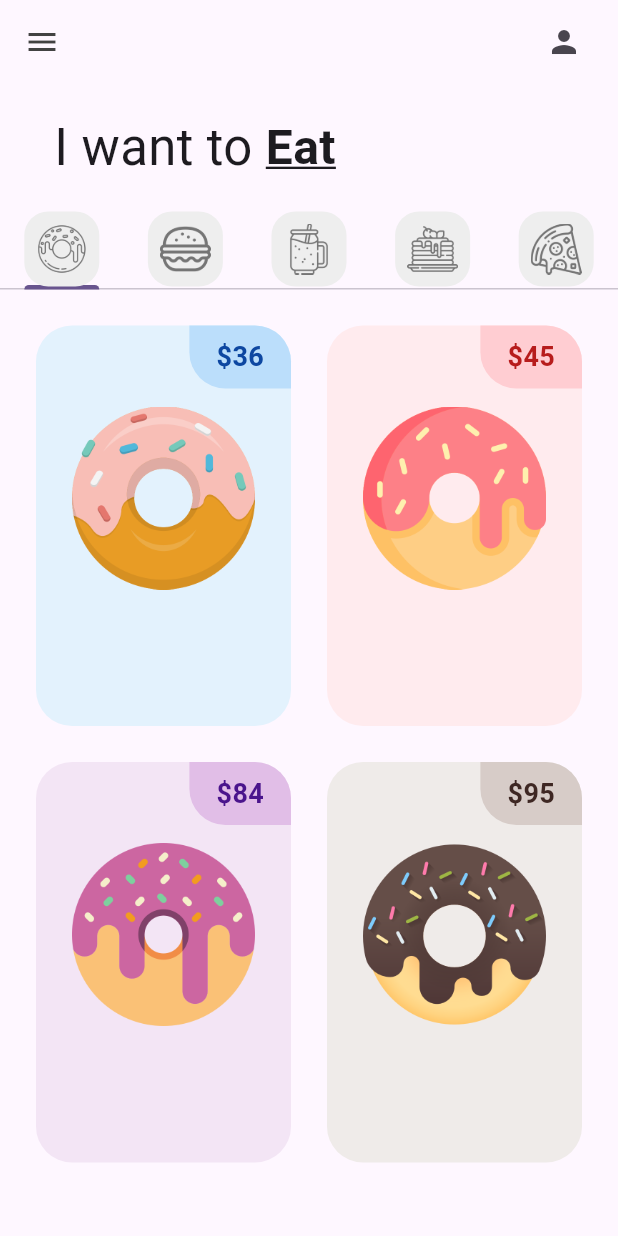
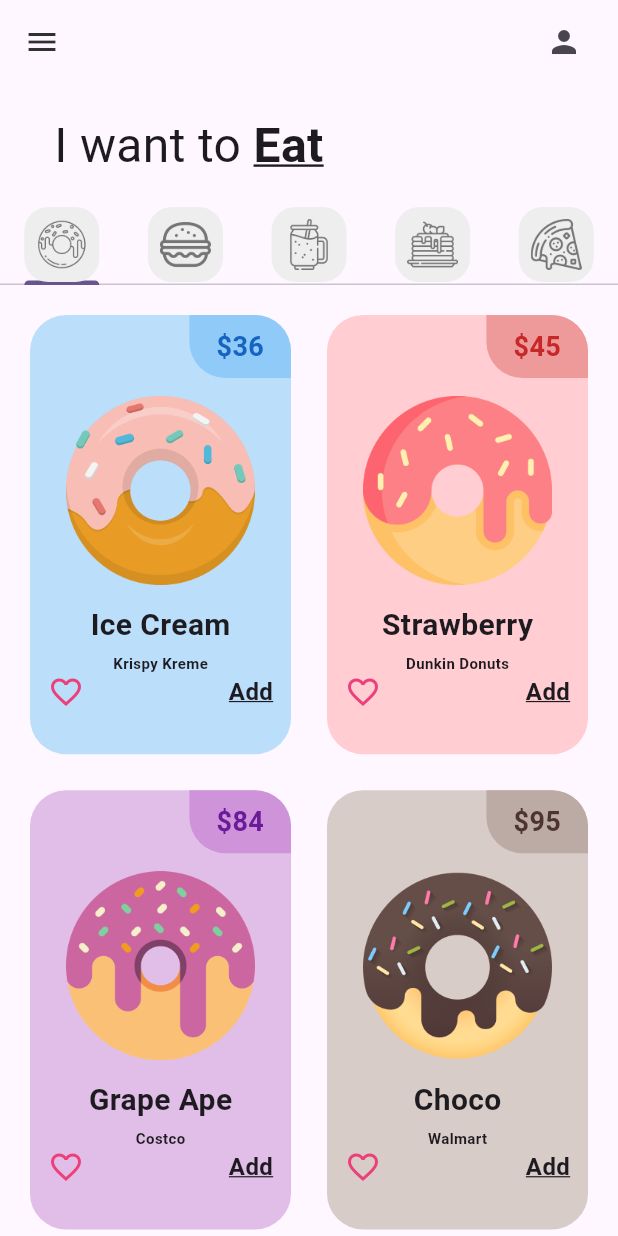
Before and after one commit to Ramos223/luis_application_2c, a Flutter app: the screen it shows after launch, on a phone screen of 412 x 824 dp. Run offline on Flutter 3.47's test engine with Material 3 defaults, Android fonts, the phone set to English and light mode, and no system bars; Roboto replaces fonts that are missing (ComicStrip).

Commit message:
DonutTile Finished

```diff
--- a/lib/pages/home_page.dart
+++ b/lib/pages/home_page.dart
@@ -14,72 +14,70 @@ class HomePage extends StatefulWidget {
 }
 
 class _HomePageState extends State<HomePage> {
-  List<Widget>  myTabs = [
-    const MyTab(iconPath: 'lib/icons/donut.png'),
-    const MyTab(iconPath: 'lib/icons/burger.png'),
-    const MyTab(iconPath: 'lib/icons/smoothie.png'),
-    const MyTab(iconPath: 'lib/icons/pancakes.png'),
-    const MyTab(iconPath: 'lib/icons/pizza.png')
+  //Lista de Tabs
+  List<Widget>  myTabs=[
+    MyTab(iconPath: 'lib/icons/donut.png'),
+    MyTab(iconPath: 'lib/icons/burger.png'),
+    MyTab(iconPath: 'lib/icons/smoothie.png'),
+    MyTab(iconPath: 'lib/icons/pancakes.png'),
+    MyTab(iconPath: 'lib/icons/pizza.png'),
   ];
+
 
   @override
   Widget build(BuildContext context) {
     return DefaultTabController(
-      length: myTabs.length,
+      length:5,
       child: Scaffold(
         appBar: AppBar(
           backgroundColor: Colors.transparent,
-          //Icono Izquierdo
+          //icono izq
           leading: Icon(
             Icons.menu,
-          color: Colors.grey[800]
+          color:Colors.grey[850],
           ),
-          //Icono Derecho
-          actions:const [
+        //icono derecho
+          actions: const[
             Padding(
               padding: EdgeInsets.only(right: 24.0),
               child: Icon(Icons.person),
             )
           ],
+
         ),
-        body: Column(
-          children: [
+        body:Column(children:newMethod,)
+      ),
+    );
+  }
+
+  List<Widget> get newMethod {
+    return [
         //Texto principal
-         const Padding(
-            padding:  EdgeInsets.symmetric(horizontal: 36, vertical: 18),
+        Padding(
+          padding: const EdgeInsets.symmetric(horizontal: 36, vertical: 18),
           child: Row(
             children: [
-                Text("I want to ",
-                style: TextStyle(
-                  //Tipografia
-                  fontFamily: "ComicStrip" ,
-                  //Tamaño de letra
-                  fontSize: 34
-                )
-                ),
-                Text("Eat",
-                style: TextStyle(
-                  //Tipografia
-                  fontFamily: "ComicStrip" ,
-                  //Tamaño de letra
-                  fontSize: 32,
-                  //Negritas
-                  fontWeight: FontWeight.bold,
-                  //Subrayado
-                  decoration: TextDecoration.underline
-                ),)
+              Text("I want to ", style: TextStyle(fontSize: 32)),
+              Text("Eat", style: TextStyle(fontSize: 32, fontWeight: FontWeight.bold, decoration: TextDecoration.underline))//Tamañ
             ],
           ),
         ),
 
+        //TabBar (Barra de pestañas)
+        TabBar(tabs: myTabs),
+        //TabBarView (Contenido de las pestañas)
+        Expanded(
+          child: TabBarView(children: [
+            DonutTab(),
+            BurgerTab(),
+            SmoothieTab(),
+            PancakesTab(),
+            PizzaTab()
+          ]),
+        ),
 
-        //Pestaña (TaBar)TabBar(tabs: myTabs),
-        TabBar(tabs: myTabs),
-        Expanded(child: TabBarView(children: [DonutTab (), BurgerTab(),PancakesTab (),PizzaTab (),SmoothieTab (),])),
-        //Contenido(Cart)
 
-          ],)
-      ),
-    );
+        //Carrito
+      ];
   }
 }
--- a/lib/tabs/donut_tab.dart
+++ b/lib/tabs/donut_tab.dart
@@ -2,42 +2,40 @@ import 'package:flutter/material.dart';
 import 'package:luis_application_2c/utils/donut_tile.dart';
 
 class DonutTab extends StatelessWidget {
-
-//Lista de donas
+  // Lista de donas
   final List donutsOnSale = [
-   // [ donutFlavor, donutPrice, donutColor, imageName ]
-   ["Ice Cream", "36", Colors.blue, "lib/images/icecream_donut.png"],
-   ["Strawberry", "45", Colors.red, "lib/images/strawberry_donut.png"],
-   ["Grape Ape", "84", Colors.purple, "lib/images/grape_donut.png"],
-   ["Choco", "95", Colors.brown, "lib/images/chocolate_donut.png"],
+    // [donutFlavor, donutStore, donutPrice, donutColor, imageName]
+    ["Ice Cream","Krispy Kreme", "36", Colors.blue, "lib/images/icecream_donut.png"],
+    ["Strawberry", "Dunkin Donuts", "45", Colors.red, "lib/images/strawberry_donut.png"],
+    ["Grape Ape", "Costco", "84", Colors.purple, "lib/images/grape_donut.png"],
+    ["Choco", "Walmart", "95", Colors.brown, "lib/images/chocolate_donut.png"],
   ];
 
   DonutTab({super.key});
 
   @override
   Widget build(BuildContext context) {
-    //Widget para usar cuadricula
+    //Cuadrícula
     return GridView.builder(
-      //Cuantos elementos hay
+      //Cuántos elementos hay en nuestra lista
         itemCount: donutsOnSale.length,
-      padding: EdgeInsets.all(12),
-      // Prepa 1. como se organizaran los elementos
-      gridDelegate: SliverGridDelegateWithFixedCrossAxisCount(
-        //Cuantas columnas
-        crossAxisCount: 2
-        //Relacion de aspecto
-        ,childAspectRatio: 1/1.5,
-
-      ),
-      itemBuilder: (context, index){
-        //Cada elemento individual
+        padding: const EdgeInsets.all(8.0),
+        //Organiza los elementos en una cuadricula
+        gridDelegate: const SliverGridDelegateWithFixedCrossAxisCount(
+          // Número de columnas
+          crossAxisCount: 2,
+          //Relación de aspecto (proporción)
+          childAspectRatio: 1/1.6),
+        itemBuilder: (context, index) {
           return DonutTile(
             donutFlavor: donutsOnSale[index][0],
-        donutPrice: donutsOnSale[index][1],
-        donutColor: donutsOnSale[index][2],
-        imageName: donutsOnSale[index][3],
+            donutStore: donutsOnSale[index][1],
+            donutPrice: donutsOnSale[index][2],
+            donutColor: donutsOnSale[index][3],
+            imageName: donutsOnSale[index][4],
+
           );
-      }
+        },
       );
   }
 }
--- a/lib/utils/donut_tile.dart
+++ b/lib/utils/donut_tile.dart
@@ -2,60 +2,87 @@ import 'package:flutter/material.dart';
 
 class DonutTile extends StatelessWidget {
   final String donutFlavor;
+  final String donutStore;
   final String donutPrice;
-  //Es dynamic porque puede ser de tipo COLOR
   final dynamic donutColor;
   final String imageName;
 
-  const DonutTile({super.key, required this.donutFlavor, required this.donutPrice, this.donutColor, required this.imageName});
+  const DonutTile({super.key, required this.donutFlavor, required this.donutStore, required this.donutPrice, this.donutColor, required this.imageName});
 
   @override
   Widget build(BuildContext context) {
     return Padding(
-      padding: const EdgeInsets.all(12.0),
+      padding: EdgeInsets.all(12.0),
       child: Container(
         decoration: BoxDecoration(
-          color: donutColor[50],
-         borderRadius: BorderRadius.circular(24)
-        ),
-        child: Column(children: [
+          color:donutColor[100], borderRadius: BorderRadius.circular(24)),
+        child: Column(
+          children: [
             //PriceTag
-          Row( mainAxisAlignment: MainAxisAlignment.end,
+            Row(
+              //Alinea a la derecha
+
+              mainAxisAlignment: MainAxisAlignment.end,
               children: [
                 Container(
                   decoration: BoxDecoration(
-                color: donutColor[100],
+                    color: donutColor[200],
                     borderRadius: BorderRadius.only(
-                  bottomLeft: Radius.circular(24),
                       topRight: Radius.circular(24),
+                      bottomLeft: Radius.circular(24)
                     )
                   ),
-              padding: const EdgeInsets.symmetric(
+                  padding:
+                  const EdgeInsets.symmetric(
                     vertical: 8,
-                horizontal: 18,
+                    horizontal:18
                   ),
-              child: Text("\$$donutPrice", style: TextStyle(
+                  child:Text(
+                    '\$$donutPrice',
+                    style: TextStyle(
+                    fontWeight:FontWeight.bold,
                     fontSize: 18,
+                    color:donutColor[800]
+                    )
+                  )
+                )
+              ],
+            ),
+            //DonutPicture
+            Padding(
+              padding: const EdgeInsets.symmetric(vertical: 12, horizontal: 24),
+              child: Image.asset(imageName),
+            ),
+            //DonutText
+            Text(donutFlavor, style: TextStyle(fontWeight: FontWeight.bold, fontSize: 20)),
+            //Para tener espacio entre el texto y el boton
+            const SizedBox(
+              height: 4,
+            ),
+            //DonutStore
+              Text(donutStore, style: TextStyle(fontWeight: FontWeight.bold, fontSize: 10)),
+
+            //LoveIcon + AddButton
+            Padding(
+              padding: const EdgeInsets.symmetric(horizontal: 12.0),
+              child: Row(
+                mainAxisAlignment: MainAxisAlignment.spaceBetween,
+                children: [
+                  Icon(Icons.favorite_border,
+                  color: Colors.pink[400],
+                  ),
+                  const Text(
+                    "Add",
+                    style: TextStyle(
+                      fontSize: 16,
                       fontWeight: FontWeight.bold,
-              color: donutColor[900],
-              ),
-              ),
+                      decoration: TextDecoration.underline),
                     ),
                 ],
               ),
-          //Donut Picture
-          Padding(
-            padding: const EdgeInsets.symmetric(
-              horizontal: 24,
-              vertical: 12,
-            ),
-            child: Image.asset(imageName),
-          ),
-
-          //Donut Flavor Text
-
-          //Boutton
-        ],),
+              )
+          ],
+        )
       ),
     );
   }
```
Lines whose indentation alone changed are shown as unchanged.
